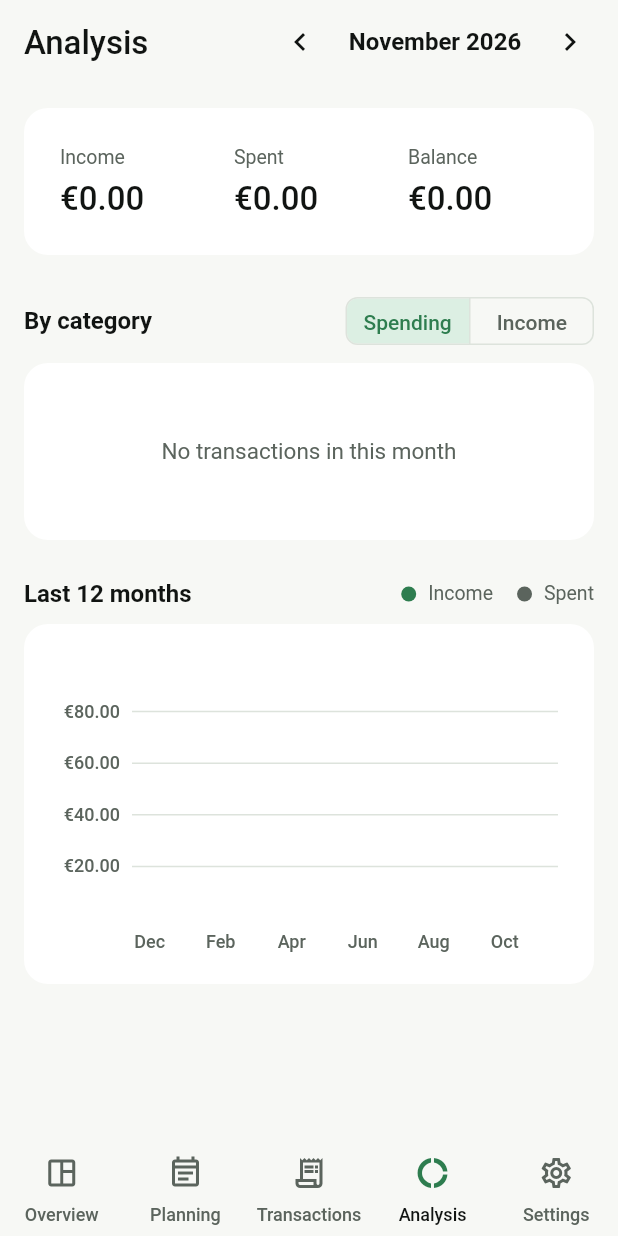
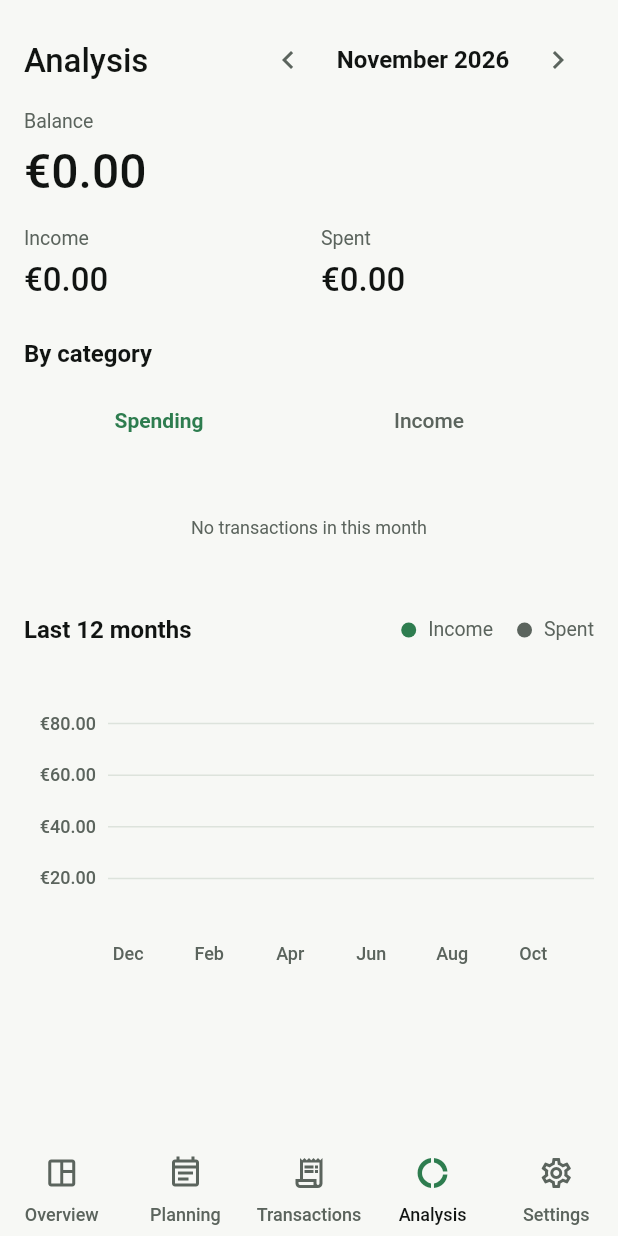
Before and after one commit to ColdStormy/PandaBudget, a Flutter app: the AnalysisScreen screen opened by its route, after a tap on the "chevron left" icon, on a phone screen of 412 x 824 dp. Run offline on Flutter 3.47's test engine with Material 3 defaults, Android fonts, the phone set to English and light mode, and no system bars; drawn by our look-alikes of fl_chart; our stand-ins replace csv, drift, drift_flutter, file_picker, flutter_riverpod, go_router; accounts and stored records are empty; generated files the repository leaves out were written again; statements that could not run were skipped.

Commit message:
Redesigning the analysis page

```diff
--- a/lib/features/analysis/presentation/analysis_screen.dart
+++ b/lib/features/analysis/presentation/analysis_screen.dart
@@ -3,13 +3,14 @@ import 'package:flutter_riverpod/flutter_riverpod.dart';
 import 'package:go_router/go_router.dart';
 import 'package:pandabudget/app/routes.dart';
 import 'package:pandabudget/core/l10n/l10n.dart';
+import 'package:pandabudget/core/money/money_providers.dart';
 import 'package:pandabudget/core/theme/panda_colors.dart';
 import 'package:pandabudget/core/theme/spacing.dart';
 import 'package:pandabudget/core/time/year_month.dart';
 import 'package:pandabudget/core/widgets/charts.dart';
+import 'package:pandabudget/core/widgets/page_widgets.dart';
 import 'package:pandabudget/core/widgets/panda_widgets.dart';
 import 'package:pandabudget/features/analysis/domain/analysis.dart';
-import 'package:pandabudget/features/analysis/presentation/budget_status_view.dart';
 import 'package:pandabudget/features/categories/domain/category.dart';
 import 'package:pandabudget/features/categories/presentation/category_widgets.dart';
 import 'package:pandabudget/features/planning/domain/forecast.dart';
@@ -53,6 +54,7 @@ class _AnalysisScreenState extends ConsumerState<AnalysisScreen> {
     final l10n = context.l10n;
     final theme = Theme.of(context);
     final finance = context.financeColors;
+    final money = ref.money(context);
     final currentMonth = ref.watch(currentMonthProvider);
     final month = _selected ?? currentMonth;
     final from = month.addMonths(-(_trendMonths - 1));
@@ -60,19 +62,24 @@ class _AnalysisScreenState extends ConsumerState<AnalysisScreen> {
     final budgets = ref.watch(budgetsProvider).value ?? const [];
 
     return Scaffold(
-      appBar: AppBar(
-        title: Text(l10n.navAnalysis),
-        actions: [
-          MonthSwitcher(
+      body: SafeArea(
+        bottom: false,
+        child: PageBody(
+          bottomPadding: Insets.xl,
+          children: [
+            // Outside the data builder so it stays while a month loads.
+            PageHeader(
+              title: l10n.navAnalysis,
+              action: MonthSwitcher(
                 month: month,
                 max: currentMonth,
                 onChanged: (value) => setState(() => _selected = value),
               ),
-          gapSm,
-        ],
             ),
-      body: AsyncView(
-        value: ref.watch(transactionsInMonthsProvider((from: from, to: month))),
+            AsyncView(
+              value: ref.watch(
+                transactionsInMonthsProvider((from: from, to: month)),
+              ),
               builder: (transactions) {
                 final inMonth = transactions
                     .where((t) => month.contains(t.bookingDate))
@@ -84,15 +91,42 @@ class _AnalysisScreenState extends ConsumerState<AnalysisScreen> {
                   to: month,
                 );
                 final summary = summaries.last;
-          final totals = totalsByCategory(inMonth, tree, direction: _direction);
-          final statuses = budgetStatuses(budgets, inMonth, tree, month: month);
+                final totals = totalsByCategory(
+                  inMonth,
+                  tree,
+                  direction: _direction,
+                );
+                final statuses = budgetStatuses(
+                  budgets,
+                  inMonth,
+                  tree,
+                  month: month,
+                );
 
-          return PageBody(
-            bottomPadding: Insets.xl,
+                return Column(
+                  crossAxisAlignment: CrossAxisAlignment.start,
                   children: [
                     gapSm,
-              PandaCard(
-                child: Row(
+                    // On wide windows the figures would otherwise drift apart.
+                    ConstrainedBox(
+                      constraints: const BoxConstraints(maxWidth: 560),
+                      child: Column(
+                        crossAxisAlignment: CrossAxisAlignment.start,
+                        children: [
+                          Caption(l10n.net),
+                          gapXs,
+                          FittedBox(
+                            fit: BoxFit.scaleDown,
+                            alignment: Alignment.centerLeft,
+                            child: AmountText(
+                              summary.netMinor,
+                              tone: AmountTone.signed,
+                              showPlus: true,
+                              style: theme.textTheme.displayLarge,
+                            ),
+                          ),
+                          gapMd,
+                          Row(
                             children: [
                               Expanded(
                                 child: Figure(
@@ -107,73 +141,71 @@ class _AnalysisScreenState extends ConsumerState<AnalysisScreen> {
                                   amountMinor: summary.expenseMinor,
                                 ),
                               ),
-                    gapMd,
-                    Expanded(
-                      child: Figure(
-                        label: l10n.net,
-                        amountMinor: summary.netMinor,
-                        tone: AmountTone.signed,
-                        showPlus: true,
-                      ),
+                            ],
                           ),
                         ],
                       ),
                     ),
-              SectionHeader(
-                l10n.byCategory,
-                trailing: SegmentedButton<FlowDirection>(
-                  style: const ButtonStyle(
-                    visualDensity: VisualDensity.compact,
-                  ),
-                  segments: [
-                    ButtonSegment(
-                      value: FlowDirection.expense,
-                      label: Text(l10n.spending),
-                    ),
-                    ButtonSegment(
-                      value: FlowDirection.income,
-                      label: Text(l10n.income),
-                    ),
-                  ],
-                  selected: {_direction},
-                  showSelectedIcon: false,
-                  onSelectionChanged: (selection) =>
-                      setState(() => _direction = selection.first),
+                    SectionHeader(l10n.byCategory),
+                    ConstrainedBox(
+                      constraints: const BoxConstraints(maxWidth: 360),
+                      child: ChipBar<FlowDirection>(
+                        options: {
+                          FlowDirection.expense: l10n.spending,
+                          FlowDirection.income: l10n.income,
+                        },
+                        selected: _direction,
+                        onSelected: (value) =>
+                            setState(() => _direction = value),
                       ),
                     ),
-              PandaCard(
-                child: totals.isEmpty
-                    ? Padding(
+                    gapMd,
+                    if (totals.isEmpty)
+                      Padding(
                         padding: const EdgeInsets.symmetric(
                           vertical: Insets.lg,
                         ),
                         child: Center(
                           child: Text(
                             l10n.noTransactionsInMonth,
-                            style: theme.textTheme.bodyMedium?.copyWith(
-                              color: theme.colorScheme.onSurfaceVariant,
-                            ),
+                            style: theme.textTheme.bodySmall,
                           ),
                         ),
                       )
-                    : _Breakdown(
+                    else
+                      _Breakdown(
                         totals: totals,
                         tree: tree,
                         onCategoryTap: (id) =>
                             _showTransactions(month, tree, id),
                       ),
-              ),
                     if (ref.watch(monthPlanProvider(month)) case final plan?
-                  when plan.incomeMinor != 0 || plan.expensesMinor != 0) ...[
+                        when plan.incomeMinor != 0 ||
+                            plan.expensesMinor != 0) ...[
                       SectionHeader(l10n.planVsActual),
                       _PlanComparison(plan: plan, actual: summary),
                     ],
                     if (statuses.isNotEmpty) ...[
                       SectionHeader(l10n.tabBudgets),
                       AdaptiveColumns(
+                        spacing: Insets.sm,
                         children: [
                           for (final status in statuses)
-                      PandaCard(child: BudgetStatusView(status: status)),
+                            BudgetRow(
+                              title: status.budget.name,
+                              detail:
+                                  '${money.format(status.spentMinor)} '
+                                  '${l10n.ofAmount} '
+                                  '${money.format(status.limitMinor)}',
+                              progress: status.ratio,
+                              color: Color(status.budget.colorValue),
+                              note:
+                                  '${money.format(status.remainingMinor.abs())} '
+                                  '${status.isOverspent ? l10n.over : l10n.left}',
+                              noteColor: status.isOverspent
+                                  ? finance.expense
+                                  : null,
+                            ),
                         ],
                       ),
                     ],
@@ -191,13 +223,8 @@ class _AnalysisScreenState extends ConsumerState<AnalysisScreen> {
                         ],
                       ),
                     ),
-              PandaCard(
-                padding: const EdgeInsets.fromLTRB(
-                  Insets.md,
-                  Insets.lg,
-                  Insets.lg,
-                  Insets.md,
-                ),
+                    Padding(
+                      padding: const EdgeInsets.only(top: Insets.sm),
                       child: MonthBarChart(
                         months: [for (final s in summaries) s.month],
                         selected: month,
@@ -218,6 +245,9 @@ class _AnalysisScreenState extends ConsumerState<AnalysisScreen> {
                   ],
                 );
               },
+            ),
+          ],
+        ),
       ),
     );
   }
@@ -274,8 +304,7 @@ class _PlanComparison extends StatelessWidget {
       );
     }
 
-    return PandaCard(
-      child: Table(
+    return Table(
       columnWidths: const {
         0: FlexColumnWidth(1.2),
         1: FlexColumnWidth(),
@@ -313,7 +342,6 @@ class _PlanComparison extends StatelessWidget {
           higherIsBetter: true,
         ),
       ],
-      ),
     );
   }
 }
@@ -423,7 +451,6 @@ class _CategoryRow extends StatelessWidget {
     final muted = theme.colorScheme.onSurfaceVariant;
 
     return InkWell(
-      borderRadius: const BorderRadius.all(Radius.circular(12)),
       onTap: onTap,
       child: Padding(
         padding: EdgeInsets.symmetric(
```
Also changed, not shown: lib/features/analysis/presentation/budget_status_view.dart (deleted, +0 -73 lines), 5 other files. Lines whose indentation alone changed are shown as unchanged.
